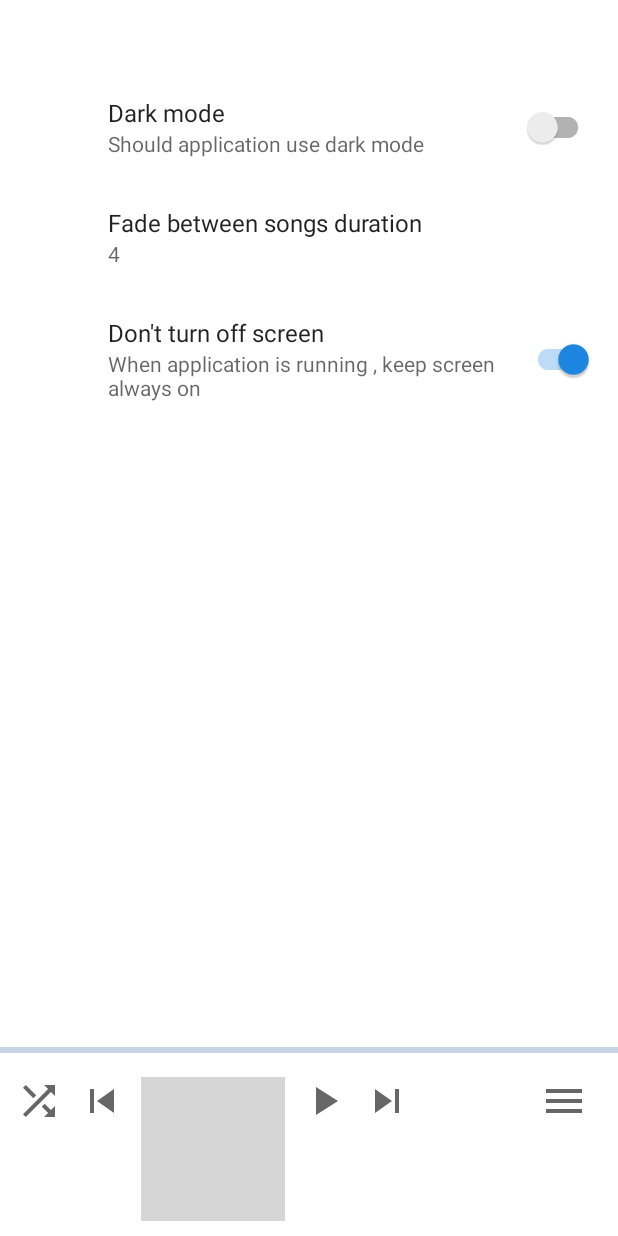
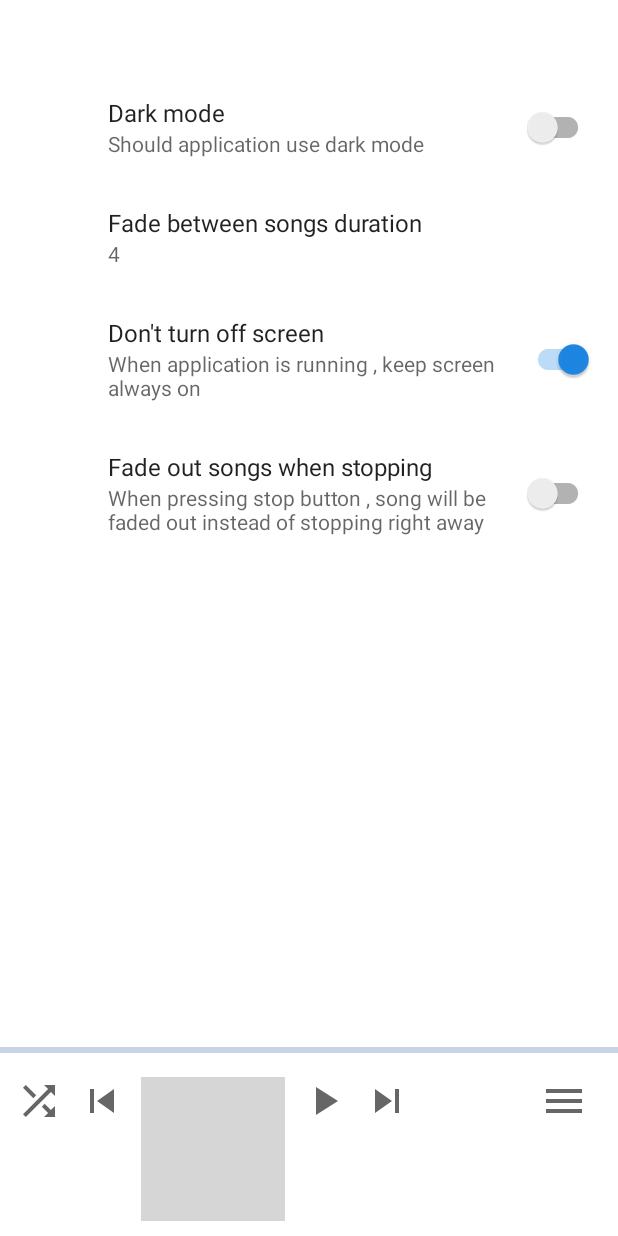
Before and after one commit to q-programming/themplay, an Android app: the fragment SettingsFragment placed in its activity, on a phone screen of 412 x 824 dp. Run offline under Robolectric (Android 15) with nearby library versions, the phone set to English and light mode, and no system bars; our stand-ins replace androidx.preference; libraries missing offline, so code that uses them is left out: com.reactiveandroid, com.reactiveandroid.internal, lombok.val; 61 statements that could not run were skipped; grey boxes are pictures that could not be loaded.

Commit message:
PLAY-42 : Fade song when stopping ( set via settings )

```diff
--- a/app/build.gradle
+++ b/app/build.gradle
@@ -11,7 +11,7 @@ android {
         minSdkVersion 27
         targetSdkVersion 30
         versionCode 1
-        versionName "0.9.29-beta"
+        versionName "0.9.30-beta"
 
         testInstrumentationRunner "androidx.test.runner.AndroidJUnitRunner"
     }
--- a/app/src/main/java/pl/qprogramming/themplay/MainActivity.java
+++ b/app/src/main/java/pl/qprogramming/themplay/MainActivity.java
@@ -92,6 +92,7 @@ public class MainActivity extends AppCompatActivity {
                 .replace(R.id.activity_fragment_layout, new PlaylistFragment())
                 .commit();
         val filter = new IntentFilter(EventType.PLAYLIST_NOTIFICATION_ACTIVE.getCode());
+        filter.addAction(EventType.PLAYLIST_NOTIFICATION_NEW_ACTIVE.getCode());
         filter.addAction(EventType.PLAYLIST_NOTIFICATION_DELETE.getCode());
         filter.addAction(EventType.PLAYBACK_NOTIFICATION_PLAY.getCode());
         filter.addAction(EventType.PLAYBACK_NOTIFICATION_STOP.getCode());
@@ -383,6 +384,7 @@ public class MainActivity extends AppCompatActivity {
                     break;
                 case PLAYBACK_NOTIFICATION_PLAY:
                 case PLAYLIST_NOTIFICATION_ACTIVE:
+                case PLAYLIST_NOTIFICATION_NEW_ACTIVE:
                     renderPauseButton();
                     break;
                 case PLAYBACK_NOTIFICATION_STOP:
--- a/app/src/main/java/pl/qprogramming/themplay/settings/Property.java
+++ b/app/src/main/java/pl/qprogramming/themplay/settings/Property.java
@@ -29,6 +29,7 @@ public class Property extends Model implements Serializable {
     public static final String DARK_MODE = "app.dark.mode";
     public static final String SHUFFLE_MODE = "app.shuffle";
     public static final String FADE_DURATION = "app.fade";
+    public static final String FADE_STOP = "app.fadeStop";
     public static final String CURRENT_PRESET = "app.preset";
     public static final String KEEP_SCREEN_ON = "app.keepScreen";
     public static final String COPY_PLAYLIST = "app.copy";
--- a/app/src/main/res/values/strings.xml
+++ b/app/src/main/res/values/strings.xml
@@ -75,6 +75,8 @@
     <string name="settings_keep_screen">Don\'t turn off screen</string>
     <string name="settings_keep_screen_summary">When application is running , keep screen always on </string>
     <string name="playlist_now_playing_notificatoin">Now playing</string>
+    <string name="settings_fadeStop">Fade out songs when stopping</string>
+    <string name="settings_fadeStop_info">When pressing stop button , song will be faded out instead of stopping right away</string>
 
 
 </resources>
--- a/app/src/main/res/xml/root_preferences.xml
+++ b/app/src/main/res/xml/root_preferences.xml
@@ -20,5 +20,10 @@
         android:defaultValue="true"
         android:summary="@string/settings_keep_screen_summary"
         app:title="@string/settings_keep_screen" />
+    <SwitchPreferenceCompat
+        app:key="app.fadeStop"
+        android:defaultValue="false"
+        android:summary="@string/settings_fadeStop_info"
+        app:title="@string/settings_fadeStop" />
 
 </PreferenceScreen>
```
Also changed, not shown: app/src/main/java/pl/qprogramming/themplay/player/PlayerService.java (+12 -3 lines), 1 other file.
